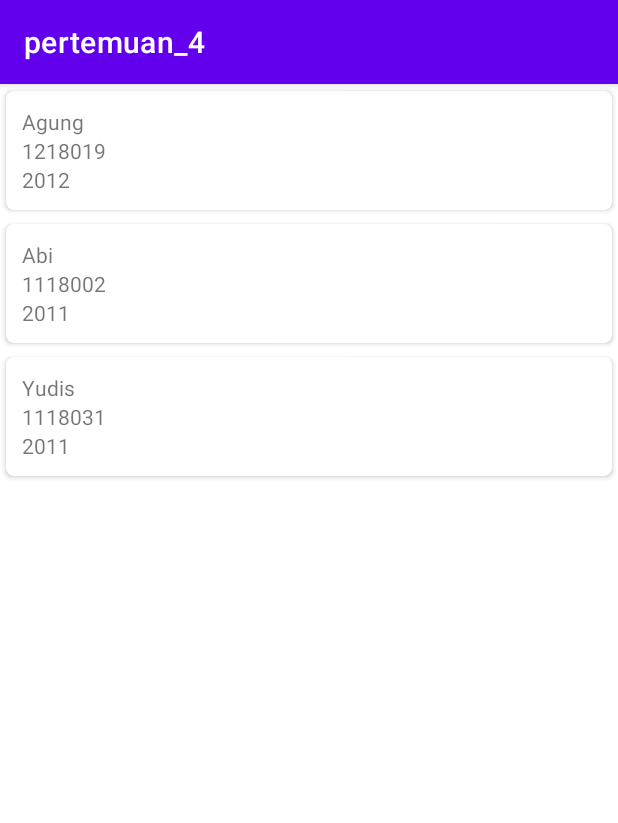
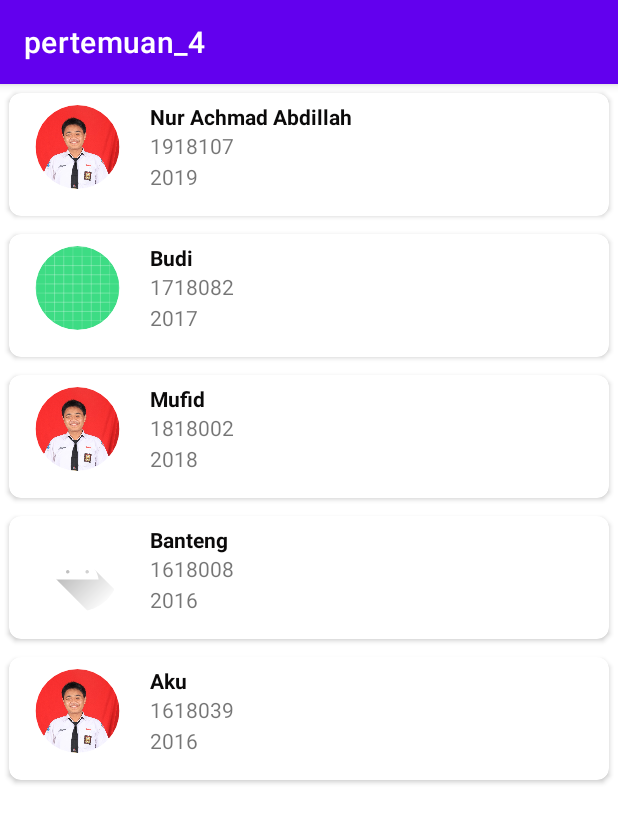
Before and after one commit to DemesRahmadian/tugas4_1918087_Demes-Rahmadian-B, an Android app: the screen it shows after launch (MainActivity), on a phone screen of 412 x 824 dp. Shown: the top 823 px of the screen. Run offline under Robolectric (Android 15) with nearby library versions, the phone set to English and light mode, and no system bars; our stand-ins replace CircleImageView.

Commit message:
tugas4 1918107

```diff
--- a/app/build.gradle
+++ b/app/build.gradle
@@ -37,4 +37,5 @@ dependencies {
     androidTestImplementation 'androidx.test.espresso:espresso-core:3.4.0'
     implementation "androidx.recyclerview:recyclerview:1.2.1"
     implementation "androidx.cardview:cardview:1.0.0"
+    implementation 'de.hdodenhof:circleimageview:3.1.0'
 }
--- a/app/src/main/java/com/example/pertemuan_4/Mahasiswa.java
+++ b/app/src/main/java/com/example/pertemuan_4/Mahasiswa.java
@@ -1,28 +1,28 @@
 package com.example.pertemuan_4;
 
 public class Mahasiswa {
-    private String nama,nim,angkatan;
-    public Mahasiswa(String nama, String nim, String angkatan){
-        this.nama = nama;
-        this.nim = nim;
-        this.angkatan = angkatan;
+    private String mNama,mNim,mAngkatan;
+    private int mFoto;
+    public Mahasiswa(int foto,String nama, String nim, String angkatan) {
+        this.mFoto = foto;
+        this.mNama = nama;
+        this.mNim = nim;
+        this.mAngkatan = angkatan;
     }
-    public String getNama(){
-        return nama;
+
+    public int getFoto(){
+        return mFoto;
     }
-    public void setNama(String nama){
-        this.nama = nama;
+
+    public String getNama() {
+        return mNama;
     }
-    public String getNim(){
-        return nim;
+
+    public String getNim() {
+        return mNim;
     }
-    public void setNim(String nim){
-        this.nim = nim;
-    }
-    public String getAngkatan(){
-        return angkatan;
-    }
-    public void setAngkatan(String angkatan){
-        this.angkatan = angkatan;
+
+    public String getAngkatan() {
+        return mAngkatan;
     }
 }
--- a/app/src/main/java/com/example/pertemuan_4/MahasiswaAdapter.java
+++ b/app/src/main/java/com/example/pertemuan_4/MahasiswaAdapter.java
@@ -3,6 +3,7 @@ package com.example.pertemuan_4;
 import android.view.LayoutInflater;
 import android.view.View;
 import android.view.ViewGroup;
+import android.widget.ImageView;
 import android.widget.TextView;
 
 import androidx.annotation.NonNull;
@@ -10,44 +11,44 @@ import androidx.recyclerview.widget.RecyclerView;
 
 import java.util.ArrayList;
 
-public class MahasiswaAdapter extends
-        RecyclerView.Adapter<MahasiswaAdapter.MahasiswaViewHolder>{
+public class MahasiswaAdapter extends RecyclerView.Adapter<MahasiswaAdapter.MahasiswaViewHolder> {
     private ArrayList<Mahasiswa> dataList;
+
     public MahasiswaAdapter(ArrayList<Mahasiswa> dataList) {
+
         this.dataList = dataList;
     }
+
     @NonNull
     @Override
-    public MahasiswaAdapter.MahasiswaViewHolder
-    onCreateViewHolder(@NonNull ViewGroup parent, int viewType) {
-        LayoutInflater layoutInflater =
-                LayoutInflater.from(parent.getContext());
-        View view =
-                layoutInflater.inflate(R.layout.item_mahasiswa, parent, false);
+    public MahasiswaAdapter.MahasiswaViewHolder onCreateViewHolder(@NonNull ViewGroup parent, int viewType) {
+        LayoutInflater layoutInflater = LayoutInflater.from(parent.getContext());
+        View view = layoutInflater.inflate(R.layout.item_mahasiswa, parent, false);
         return new MahasiswaViewHolder(view);
     }
-    public void onBindViewHolder(MahasiswaViewHolder holder, int
-            position) {
+
+    public void onBindViewHolder(MahasiswaViewHolder holder, int position) {
+        holder.imPP.setImageResource(dataList.get(position).getFoto());
         holder.txtNama.setText(dataList.get(position).getNama());
         holder.txtNim.setText(dataList.get(position).getNim());
-
         holder.txtAngkatan.setText(dataList.get(position).getAngkatan());
     }
+
     @Override
     public int getItemCount() {
         return (dataList != null) ? dataList.size() : 0;
     }
-    public class MahasiswaViewHolder extends
-            RecyclerView.ViewHolder{
+
+    public class MahasiswaViewHolder extends RecyclerView.ViewHolder{
         private TextView txtNama, txtNim, txtAngkatan;
+        private ImageView imPP;
+
         public MahasiswaViewHolder(View itemView) {
             super(itemView);
-            txtNama = (TextView)
-                    itemView.findViewById(R.id.txt_nama);
-            txtNim = (TextView)
-                    itemView.findViewById(R.id.txt_nim);
-            txtAngkatan = (TextView)
-                    itemView.findViewById(R.id.txt_angkatan);
+            imPP = (ImageView) itemView.findViewById(R.id.img_pp);
+            txtNama = (TextView) itemView.findViewById(R.id.tv_nama);
+            txtNim = (TextView) itemView.findViewById(R.id.tv_nim);
+            txtAngkatan = (TextView) itemView.findViewById(R.id.tv_angkatan);
         }
     }
 }
--- a/app/src/main/java/com/example/pertemuan_4/MainActivity.java
+++ b/app/src/main/java/com/example/pertemuan_4/MainActivity.java
@@ -12,23 +12,32 @@ public class MainActivity extends AppCompatActivity {
         private RecyclerView recyclerView;
         private MahasiswaAdapter adapter;
         private ArrayList<Mahasiswa> mahasiswaArrayList;
+
         @Override
         protected void onCreate(Bundle savedInstanceState) {
             super.onCreate(savedInstanceState);
             setContentView(R.layout.activity_main);
+
             addData();
-        recyclerView =
-                (RecyclerView)findViewById(R.id.recycleview);
-        adapter = new MahasiswaAdapter (mahasiswaArrayList);
-        RecyclerView.LayoutManager layoutManager = new
-                LinearLayoutManager(MainActivity.this);
+
+            recyclerView = (RecyclerView)findViewById(R.id.recycleview);
+
+            adapter = new MahasiswaAdapter(mahasiswaArrayList);
+
+            RecyclerView.LayoutManager layoutManager = new LinearLayoutManager(MainActivity.this);
+
             recyclerView.setLayoutManager(layoutManager);
+
             recyclerView.setAdapter(adapter);
+
         }
+
         private void addData() {
             mahasiswaArrayList = new ArrayList<>();
-        mahasiswaArrayList.add(new Mahasiswa("Agung", "1218019", "2012"));
-        mahasiswaArrayList.add(new Mahasiswa("Abi", "1118002", "2011"));
-        mahasiswaArrayList.add(new Mahasiswa("Yudis", "1118031", "2011"));
+            mahasiswaArrayList.add(new Mahasiswa(R.drawable.fotosmk,"Nur Achmad Abdillah ", "1918107", "2019"));
+            mahasiswaArrayList.add(new Mahasiswa(R.drawable.ic_launcher_background,"Budi", "1718082", "2017"));
+            mahasiswaArrayList.add(new Mahasiswa(R.drawable.fotosmk,"Mufid ", "1818002", "2018"));
+            mahasiswaArrayList.add(new Mahasiswa(R.drawable.ic_launcher_foreground,"Banteng", "1618008", "2016"));
+            mahasiswaArrayList.add(new Mahasiswa(R.drawable.fotosmk,"Aku", "1618039", "2016"));
         }
     }
--- a/app/src/main/res/layout/activity_main.xml
+++ b/app/src/main/res/layout/activity_main.xml
@@ -1,15 +1,16 @@
 <?xml version="1.0" encoding="utf-8"?>
-<LinearLayout xmlns:android="http://schemas.android.com/apk/res/android"
+<RelativeLayout xmlns:android="http://schemas.android.com/apk/res/android"
     xmlns:app="http://schemas.android.com/apk/res-auto"
     xmlns:tools="http://schemas.android.com/tools"
     android:layout_width="match_parent"
     android:layout_height="match_parent"
-    android:orientation="vertical"
     tools:context=".MainActivity">
 
     <androidx.recyclerview.widget.RecyclerView
         android:id="@+id/recycleview"
+        android:scrollbars="vertical"
         android:layout_width="match_parent"
-        android:layout_height="match_parent"/>
+        android:layout_height="match_parent"
+        />
 
-</LinearLayout>
+</RelativeLayout>
--- a/app/src/main/res/layout/item_mahasiswa.xml
+++ b/app/src/main/res/layout/item_mahasiswa.xml
@@ -2,28 +2,60 @@
 <androidx.cardview.widget.CardView
     xmlns:android="http://schemas.android.com/apk/res/android"
     xmlns:app="http://schemas.android.com/apk/res-auto"
+    xmlns:tools="http://schemas.android.com/tools"
     android:layout_width="match_parent"
     android:layout_height="wrap_content"
-    android:elevation="3dp"
-    app:cardCornerRadius="5dp"
-    app:cardUseCompatPadding="true">
-    <LinearLayout
+    android:layout_margin="6dp"
+    android:orientation="vertical"
+    app:cardBackgroundColor="#ffffff"
+    app:cardCornerRadius="8dp">
+
+    <RelativeLayout
         android:layout_width="match_parent"
-        android:layout_height="wrap_content"
-        android:orientation="vertical"
-        android:padding="5dp"
-        android:layout_margin="5dp">
+        android:layout_height="70dp"
+        android:layout_margin="6dp"
+        android:orientation="vertical">
+
+
         <TextView
-            android:layout_width="match_parent"
+            android:id="@+id/tv_nama"
+            android:layout_width="280dp"
             android:layout_height="wrap_content"
-            android:id="@+id/txt_nama"/>
+            android:layout_alignParentEnd="true"
+            android:layout_marginEnd="20dp"
+            android:textColor="#0B0A0A"
+            android:textStyle="bold"
+            tools:text="Nama" />
+
+
         <TextView
-            android:layout_width="match_parent"
+            android:id="@+id/tv_nim"
+            android:layout_width="280dp"
             android:layout_height="wrap_content"
-            android:id="@+id/txt_nim"/>
+            android:layout_below="@+id/tv_nama"
+            android:layout_alignParentEnd="true"
+            android:layout_marginEnd="20dp"
+            tools:text="Nim" />
+
         <TextView
-            android:layout_width="match_parent"
+            android:id="@+id/tv_angkatan"
+            android:layout_width="280dp"
             android:layout_height="wrap_content"
-            android:id="@+id/txt_angkatan"/>
-    </LinearLayout>
+            android:layout_below="@+id/tv_nim"
+            android:layout_alignParentEnd="true"
+            android:layout_marginTop="1dp"
+            android:layout_marginEnd="20dp"
+            tools:text="Angakatan" />
+
+        <de.hdodenhof.circleimageview.CircleImageView
+            android:id="@+id/img_pp"
+            android:layout_width="66dp"
+            android:layout_height="60dp"
+            android:layout_alignParentEnd="true"
+            android:layout_marginEnd="315dp"
+            app:civ_border_color="#ffffff"
+            app:civ_border_width="2dp" />
+
+
+    </RelativeLayout>
 </androidx.cardview.widget.CardView>
```
Also changed, not shown: app/src/main/res/drawable/fotosmk.jpeg (added). Lines whose indentation alone changed are shown as unchanged.
